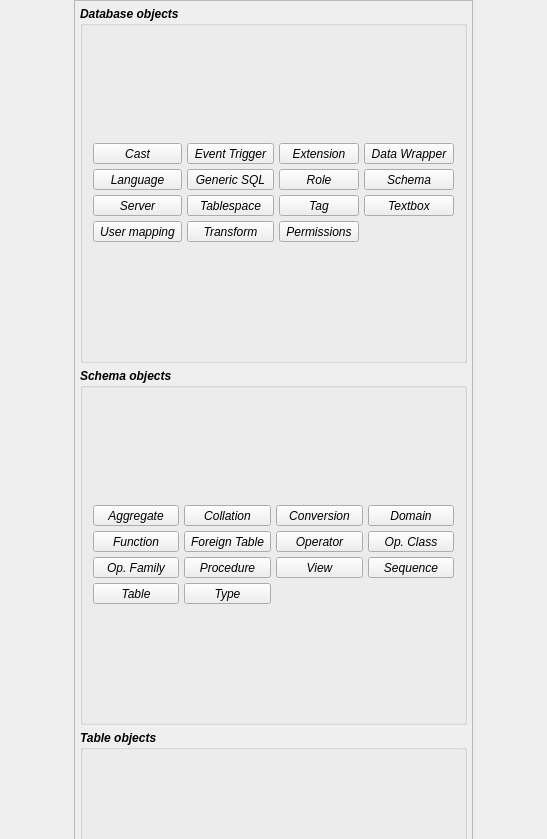
maniac787/pgmodeler, file libs/libgui/ui/widgets/newobjectoverlaywidget.ui: the form before one commit; both pictures show x 87 to 634 and y 0 to 839 of the 721 by 1455 pixel window.
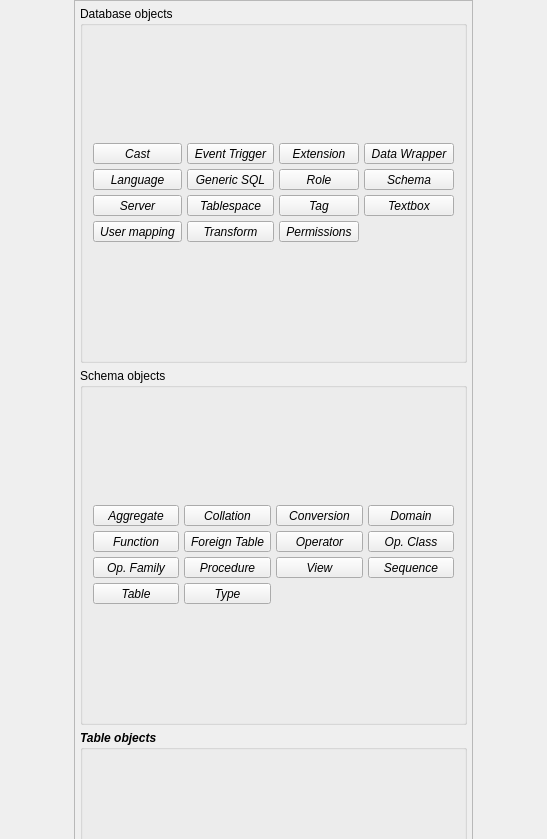
The form after the commit. Icons and pictures are not drawn.

Commit message: Adjusted the ui-style.conf

The edit to the form file:
```diff
--- a/libs/libgui/ui/widgets/newobjectoverlaywidget.ui
+++ b/libs/libgui/ui/widgets/newobjectoverlaywidget.ui
@@ -82,6 +82,12 @@
       </property>
       <item>
        <widget class="QGroupBox" name="db_objs_grp">
+        <property name="font">
+         <font>
+          <italic>false</italic>
+          <bold>false</bold>
+         </font>
+        </property>
         <property name="title">
          <string>Database objects</string>
         </property>
@@ -751,6 +757,12 @@
       </item>
       <item>
        <widget class="QGroupBox" name="sch_objs_grp">
+        <property name="font">
+         <font>
+          <italic>false</italic>
+          <bold>false</bold>
+         </font>
+        </property>
         <property name="title">
          <string>Schema objects</string>
         </property>
```
Left out of the diff: 259 changed lines with no effect on the pictures. The commit also changes 2 other files.
